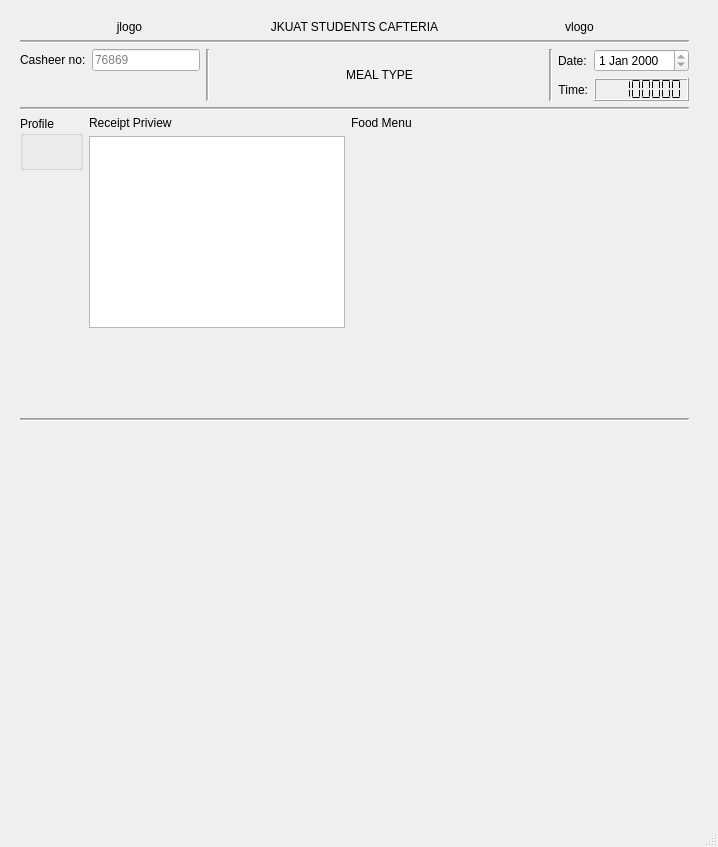
Old version of the form resources/layouts/studentWindow.ui in the repository Omoshlawi/smart_cafteria.
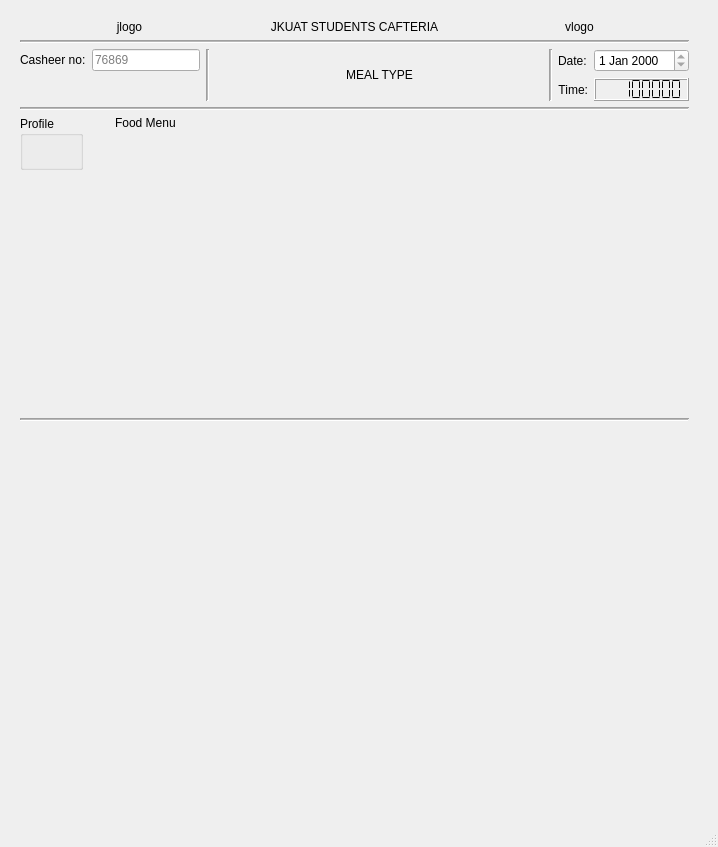
New version of the form.

Patch:
```diff
--- a/resources/layouts/studentWindow.ui
+++ b/resources/layouts/studentWindow.ui
@@ -465,16 +465,6 @@
         <layout class="QFormLayout" name="formLayout_4">
          <item row="0" column="0">
           <layout class="QVBoxLayout" name="verticalLayout_4">
-           <item>
-            <widget class="QLabel" name="labelselected">
-             <property name="text">
-              <string>Receipt Priview</string>
-             </property>
-            </widget>
-           </item>
-           <item>
-            <widget class="QTextEdit" name="textEditorselected"/>
-           </item>
            <item>
             <spacer name="verticalSpacer_2">
              <property name="orientation">
```
